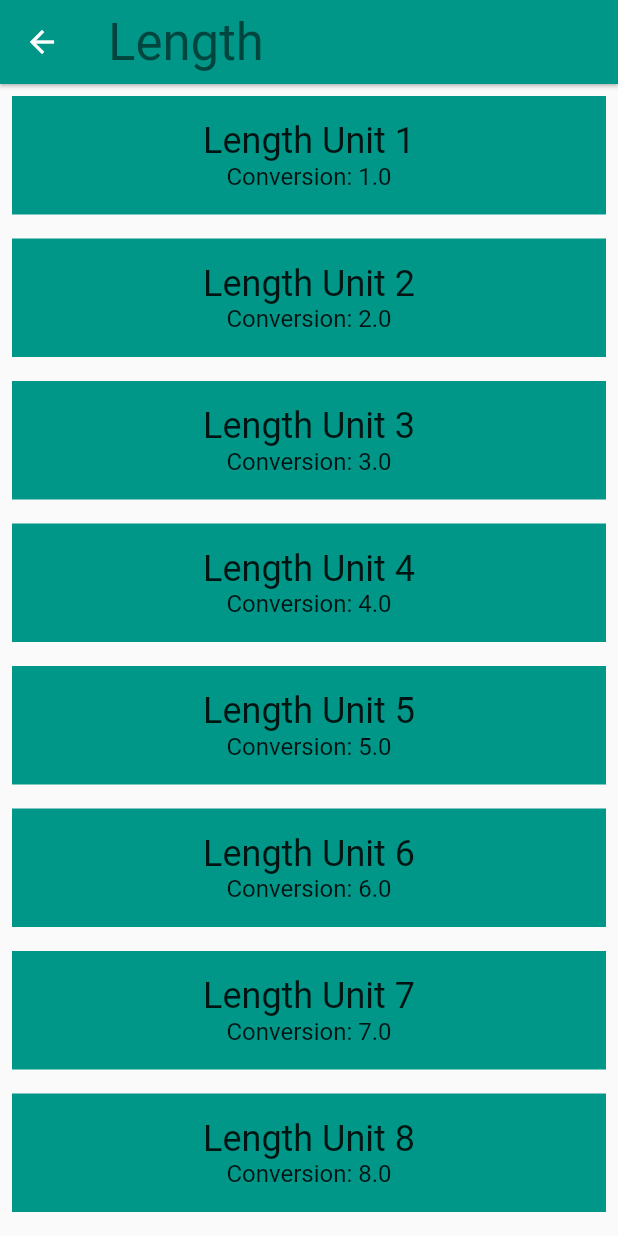
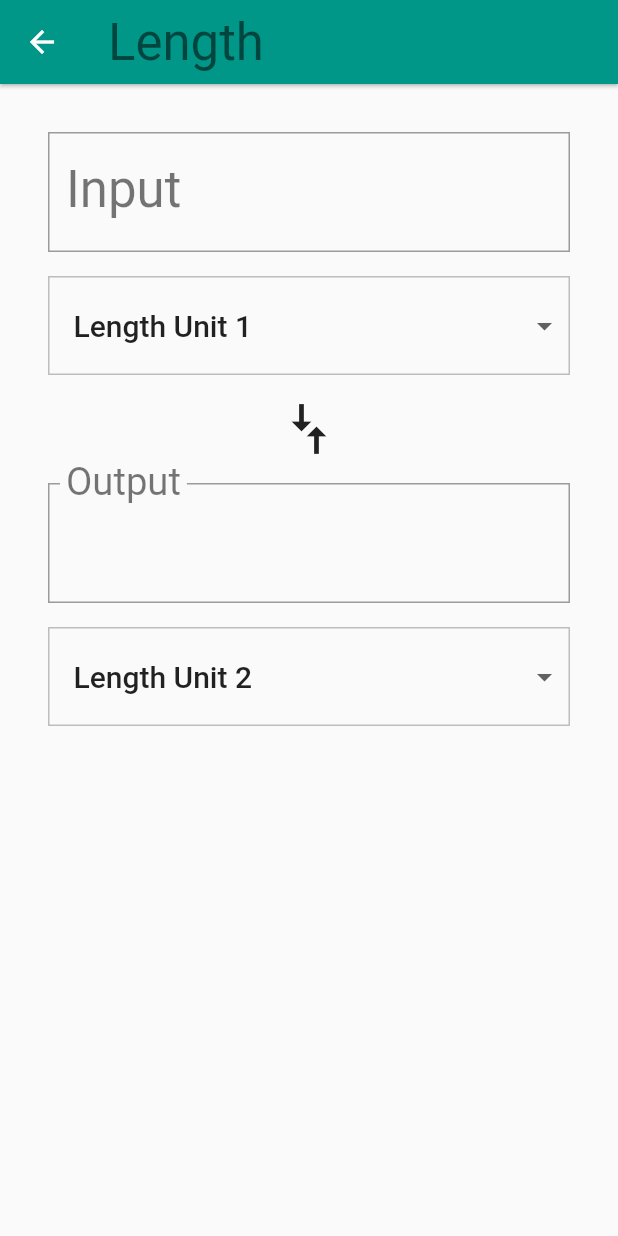
Before and after one commit to slmolloy/unit-converter-flutter, a Flutter app: the screen it shows after launch, after a tap on "Length", on a phone screen of 412 x 824 dp. Run offline on Flutter 3.47's test engine with Material 2 defaults, Android fonts, the phone set to English and light mode, and no system bars.

Commit message:
Adding conversion UI and behavior

```diff
--- a/lib/converter_route.dart
+++ b/lib/converter_route.dart
@@ -1,5 +1,8 @@
+import 'package:collection/collection.dart';
 import 'package:flutter/material.dart';
 import 'package:hello_rectangle/unit.dart';
+
+const _padding = EdgeInsets.all(16.0);
 
 class ConverterRoute extends StatefulWidget {
   final Color color;
@@ -16,30 +19,205 @@ class ConverterRoute extends StatefulWidget {
 }
 
 class _ConverterRouteState extends State<ConverterRoute> {
+  Unit? _fromValue;
+  Unit? _toValue;
+  double? _inputValue;
+  String _convertedValue = '';
+  List<DropdownMenuItem>? _unitMenuItems;
+  bool _showValidationError = false;
+
+
+  @override
+  void initState() {
+    super.initState();
+    _createDropdownMenuItems();
+    _setDefaults();
+  }
+
+  void _createDropdownMenuItems() {
+    var newItems = <DropdownMenuItem>[];
+    for (var unit in widget.units) {
+      newItems.add(DropdownMenuItem(
+        value: unit.name,
+        child: Text(
+          unit.name!,
+          softWrap: true,
+        ),
+      ));
+    }
+    setState(() {
+      _unitMenuItems = newItems;
+    });
+  }
+
+  void _setDefaults() {
+    setState(() {
+      _fromValue = widget.units[0];
+      _toValue = widget.units[1];
+    });
+  }
+
+  String _format(double conversion) {
+    var outputNum = conversion.toStringAsPrecision(7);
+    if (outputNum.contains('.') && outputNum.endsWith('0')) {
+      var i = outputNum.length - 1;
+      while (outputNum[i] == '0') {
+        i -= 1;
+      }
+      outputNum = outputNum.substring(0, i + 1);
+    }
+    if (outputNum.endsWith('.')) {
+      return outputNum.substring(0, outputNum.length - 1);
+    }
+    return outputNum;
+  }
+
+  void _updateConversion() {
+    setState(() {
+      _convertedValue = _format(
+          _inputValue! * (_toValue!.conversion! / _fromValue!.conversion!)
+      );
+    });
+  }
+
+  void _updateInputValue(String input) {
+    setState(() {
+      if (input.isEmpty) {
+        _convertedValue = '';
+      } else {
+        try {
+          final inputDouble = double.parse(input);
+          _showValidationError = false;
+          _inputValue = inputDouble;
+          _updateConversion();
+        } on Exception catch (e) {
+          print('Error: $e');
+          _showValidationError = true;
+        }
+      }
+    });
+  }
+
+  Unit? _getUnit(String? unitName) {
+    return widget.units.firstWhereOrNull((Unit unit) => unit.name == unitName);
+  }
+
+  void _updateFromConversion(dynamic unitName) {
+    setState(() {
+      _fromValue = _getUnit(unitName);
+    });
+    if (_inputValue != null) {
+      _updateConversion();
+    }
+  }
+
+  void _updateToConversion(dynamic unitName) {
+    setState(() {
+      _toValue = _getUnit(unitName);
+    });
+    if (_inputValue != null) {
+      _updateConversion();
+    }
+  }
+
+  Widget _createDropdown(String? currentValue, ValueChanged<dynamic> onChanged) {
+    return Container(
+      margin: const EdgeInsets.only(top: 16.0),
+      decoration: BoxDecoration(
+        color: Colors.grey[50],
+        border: Border.all(
+          color: Colors.grey[400]!,
+          width: 1.0,
+        ),
+      ),
+      padding: const EdgeInsets.symmetric(vertical: 8.0),
+      child: Theme(
+        data: Theme.of(context).copyWith(
+          canvasColor: Colors.grey[50],
+        ),
+        child: DropdownButtonHideUnderline(
+          child: ButtonTheme(
+            alignedDropdown: true,
+            child: DropdownButton(
+              value: currentValue,
+              items: _unitMenuItems,
+              onChanged: onChanged,
+              style: Theme.of(context).textTheme.headline6,
+            ),
+          ),
+        ),
+      ),
+    );
+  }
+
   @override
   Widget build(BuildContext context) {
-    final unitWidgets = widget.units.map((Unit unit) {
-      return Container(
-        color: widget.color,
-        margin: const EdgeInsets.all(8.0),
-        padding: const EdgeInsets.all(16.0),
-        child: Column(
-          children: <Widget>[
-            Text(
-              unit.name!,
-              style: Theme.of(context).textTheme.headline5,
+    final input = Padding(
+      padding: _padding,
+      child: Column(
+        crossAxisAlignment: CrossAxisAlignment.stretch,
+        children: [
+          TextField(
+            style: Theme.of(context).textTheme.headline4,
+            decoration: InputDecoration(
+              labelStyle: Theme.of(context).textTheme.headline4,
+              errorText: _showValidationError ? 'Invalid number entered' : null,
+              labelText: 'Input',
+              border: OutlineInputBorder(
+                borderRadius: BorderRadius.circular(0.0),
+              ),
             ),
-            Text(
-              'Conversion: ${unit.conversion}',
-              style: Theme.of(context).textTheme.subtitle1,
+            keyboardType: TextInputType.number,
+            onChanged: _updateInputValue,
+          ),
+          _createDropdown(_fromValue!.name, _updateFromConversion)
+        ],
+      ),
+    );
+
+    const arrows = RotatedBox(
+      quarterTurns: 1,
+      child: Icon(
+        Icons.compare_arrows,
+        size: 40.0,
+      ),
+    );
+
+    final output = Padding(
+      padding: _padding,
+      child: Column(
+        crossAxisAlignment: CrossAxisAlignment.stretch,
+        children: [
+          InputDecorator(
+            child: Text(
+              _convertedValue,
+              style: Theme.of(context).textTheme.headline4,
             ),
-          ],
-        ),
-      );
-    }).toList();
+            decoration: InputDecoration(
+              labelText: 'Output',
+              labelStyle: Theme.of(context).textTheme.headline4,
+              border: OutlineInputBorder(
+                borderRadius: BorderRadius.circular(0.0),
+              ),
+            ),
+          ),
+          _createDropdown(_toValue!.name, _updateToConversion),
+        ],
+      ),
+    );
 
-    return ListView(
-      children: unitWidgets,
+    final converter = Column(
+      crossAxisAlignment: CrossAxisAlignment.stretch,
+      children: [
+        input,
+        arrows,
+        output
+      ],
+    );
+
+    return Padding(
+      padding: _padding,
+      child: converter,
     );
   }
 }
```
